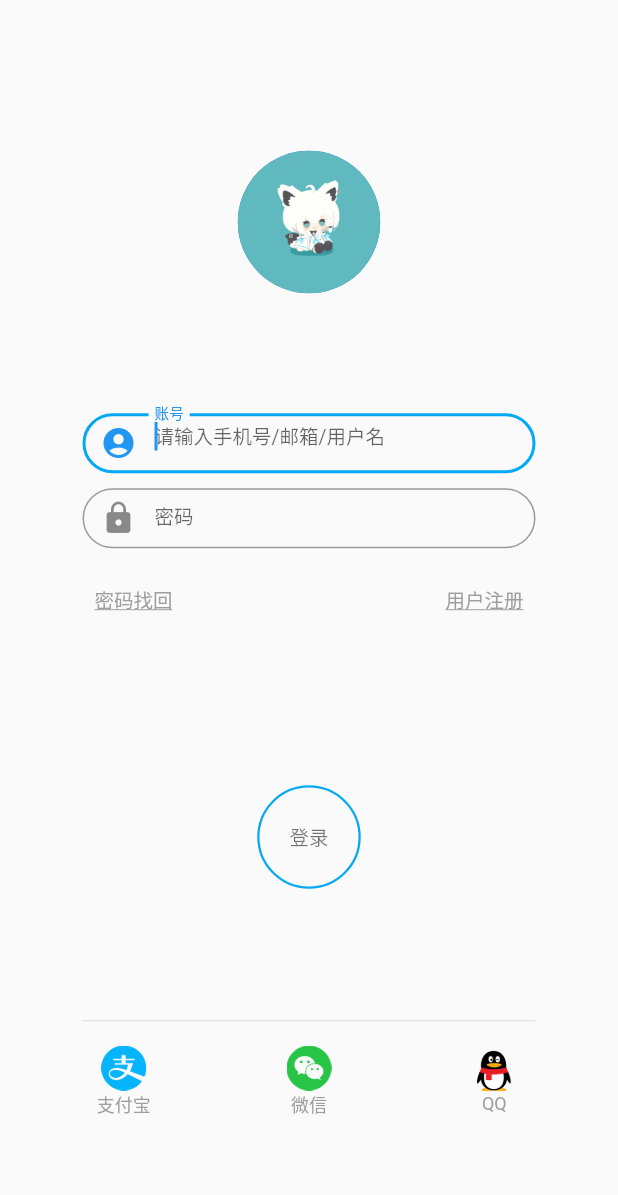
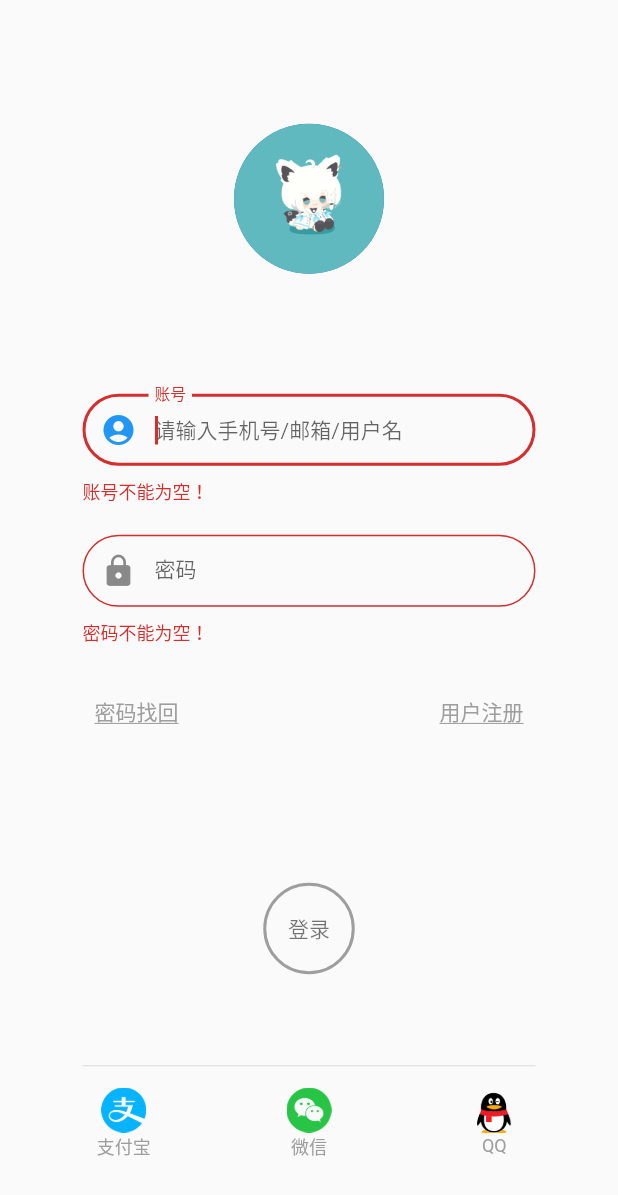
Before and after one commit to shiramashiro/qingyou_mobile, a Flutter app: the screen it shows after launch, after a tap on "登录", on a phone screen of 412 x 824 dp. Shown: the top 1195 px of the screen. Run offline on Flutter 3.47's test engine with Material 2 defaults, Android fonts, the phone set to English and light mode, and no system bars; our stand-ins replace dio.

Commit message:
表单验证还有账号验证功能未完成

```diff
--- a/lib/components/qy_input.dart
+++ /dev/null
@@ -1,75 +0,0 @@
-import 'package:flutter/material.dart';
-
-class QYInput extends StatefulWidget {
-  /// [minLines] 最大行数
-  final int minLines;
-
-  /// [labelText] 输入框标签文本
-  final String? labelText;
-
-  /// [hintText] 输入框提示文本
-  final String? hintText;
-
-  /// [radius] 输入框圆角半径
-  final double radius;
-
-  /// [themeColor] 输入框的主题颜色
-  final Color themeColor;
-
-  /// [autoFocus] 是否自动聚焦到输入框
-  final bool autoFocus;
-
-  /// [prefixIcon] 输入框前缀图标
-  final IconData prefixIcon;
-
-  /// [obscureText] 是否开启模糊文本
-  final bool obscureText;
-
-  /// [fontSize] 字体大小
-  final double fontSize;
-
-  const QYInput({
-    Key? key,
-    required this.prefixIcon,
-    this.fontSize = 13,
-    this.obscureText = false,
-    this.minLines = 1,
-    this.labelText,
-    this.hintText,
-    this.radius = 50.0,
-    this.themeColor = Colors.lightBlue,
-    this.autoFocus = false,
-  }) : super(key: key);
-
-  @override
-  _QYInputState createState() => _QYInputState();
-}
-
-class _QYInputState extends State<QYInput> {
-  @override
-  Widget build(BuildContext context) {
-    return TextField(
-      obscureText: widget.obscureText,
-      minLines: widget.minLines,
-      autofocus: widget.autoFocus,
-      keyboardType: TextInputType.text,
-      decoration: InputDecoration(
-        labelStyle: TextStyle(fontSize: widget.fontSize),
-        hintStyle: TextStyle(fontSize: widget.fontSize),
-        labelText: widget.labelText,
-        hintText: widget.hintText,
-        prefixIcon: Icon(widget.prefixIcon),
-        border: OutlineInputBorder(
-          borderRadius: BorderRadius.all(Radius.circular(widget.radius)),
-        ),
-        focusedBorder: OutlineInputBorder(
-          borderRadius: BorderRadius.all(Radius.circular(widget.radius)),
-          borderSide: BorderSide(
-            color: widget.themeColor,
-            width: 2.0,
-          ),
-        ),
-      ),
-    );
-  }
-}
--- a/lib/pages/login_page.dart
+++ b/lib/pages/login_page.dart
@@ -1,5 +1,5 @@
+import 'package:dio/dio.dart';
 import 'package:flutter/material.dart';
-import 'package:qingyuo_mobile/components/qy_input.dart';
 
 class LoginPage extends StatefulWidget {
   const LoginPage({Key? key}) : super(key: key);
@@ -9,11 +9,14 @@ class LoginPage extends StatefulWidget {
 }
 
 class _LoginPageState extends State<LoginPage> {
-  double left = 55;
-  double right = 55;
-  double fontSize = 12;
+  double marginLeft = 55;
+  double marginRight = 55;
+  double inputHeight = 50;
+  double fastLogInFontSize = 12;
+  double textFiledFontSize = 14;
+  MainAxisAlignment center = MainAxisAlignment.center;
   MainAxisAlignment spaceBetween = MainAxisAlignment.spaceBetween;
-  MainAxisAlignment center = MainAxisAlignment.center;
+  GlobalKey formKey = GlobalKey<FormState>();
 
   @override
   Widget build(BuildContext context) {
@@ -23,41 +26,101 @@ class _LoginPageState extends State<LoginPage> {
         children: [
           /// 头像
           Container(
-            margin: EdgeInsets.fromLTRB(left, 30, right, 0),
-            width: 95,
-            height: 95,
+            margin: EdgeInsets.fromLTRB(marginLeft, 40, marginRight, 0),
+            width: 100,
+            height: 100,
             child: const CircleAvatar(
               backgroundImage: AssetImage("assets/images/95893409_p0.jpg"),
             ),
           ),
 
+          /// 表单
+          Form(
+            key: formKey,
+            child: Column(
+              children: [
                 /// 账号输入框
                 Container(
-            margin: EdgeInsets.fromLTRB(left, 80, right, 10),
-            height: 40,
-            child: const QYInput(
-              autoFocus: true,
-              prefixIcon: Icons.account_circle,
-              labelText: "账号",
-              hintText: "请输入手机号/邮箱/用户名",
+                  margin: EdgeInsets.fromLTRB(marginLeft, 80, marginRight, 20),
+                  child: TextFormField(
+                    validator: (e) {
+                      bool isPhone = RegExp(r"1[3|4|5|7|8][0-9]\d{4,8}$").hasMatch(e!);
+                      bool isEmail = RegExp(r"[A-Za-z0-9\u4e00-\u9fa5]+").hasMatch(e);
+                      if (e.isEmpty) {
+                        return "账号不能为空！";
+                      } else if (RegExp(r"\s+\b|\b\s").hasMatch(e)) {
+                        return "账号不能包含空格！";
+                      } else if (!isPhone) {
+                        return "账号必须是正确的手机号！";
+                      } else if (!isEmail) {
+                        return "账号必须是正确的邮箱！";
+                      }
+                    },
+                    autofocus: true,
+                    minLines: 1,
+                    decoration: InputDecoration(
+                      contentPadding: const EdgeInsets.symmetric(),
+                      labelStyle: TextStyle(fontSize: textFiledFontSize),
+                      hintStyle: TextStyle(fontSize: textFiledFontSize),
+                      labelText: '账号',
+                      hintText: '请输入手机号/邮箱/用户名',
+                      prefixIcon: const Icon(Icons.account_circle),
+                      border: const OutlineInputBorder(
+                        borderRadius: BorderRadius.all(Radius.circular(50)),
+                      ),
+                      focusedBorder: const OutlineInputBorder(
+                        borderRadius: BorderRadius.all(Radius.circular(50)),
+                        borderSide: BorderSide(
+                          color: Colors.lightBlue,
+                          width: 2.0,
+                        ),
+                      ),
+                    ),
                   ),
                 ),
 
                 /// 密码输入框
                 Container(
-            margin: EdgeInsets.fromLTRB(left, 0, right, 10),
-            height: 40,
-            child: const QYInput(
+                  margin: EdgeInsets.fromLTRB(marginLeft, 0, marginRight, 20),
+                  child: TextFormField(
+                    validator: (e) {
+                      String? msg;
+                      if (e!.isEmpty) {
+                        msg = "密码不能为空！";
+                      } else if (e.characters.length <= 6) {
+                        msg = "密码必须大于6位字符！";
+                      } else if (RegExp(r"\s+\b|\b\s").hasMatch(e)) {
+                        msg = "密码不能包含空格！";
+                      }
+                      return msg;
+                    },
                     obscureText: true,
-              prefixIcon: Icons.lock,
-              labelText: "密码",
-              hintText: "请输入账号密码",
+                    minLines: 1,
+                    keyboardType: TextInputType.text,
+                    decoration: InputDecoration(
+                      contentPadding: const EdgeInsets.symmetric(),
+                      labelStyle: TextStyle(fontSize: textFiledFontSize),
+                      hintStyle: TextStyle(fontSize: textFiledFontSize),
+                      labelText: '密码',
+                      hintText: '请输入账号密码',
+                      prefixIcon: const Icon(Icons.lock),
+                      border: const OutlineInputBorder(
+                        borderRadius: BorderRadius.all(Radius.circular(50)),
+                      ),
+                      focusedBorder: const OutlineInputBorder(
+                        borderRadius: BorderRadius.all(Radius.circular(50)),
+                        borderSide: BorderSide(
+                          color: Colors.lightBlue,
+                          width: 2.0,
+                        ),
+                      ),
+                    ),
                   ),
                 ),
 
                 /// 其他服务
                 Container(
-            margin: EdgeInsets.fromLTRB(left, 0, right, 100),
+                  margin: EdgeInsets.fromLTRB(marginLeft, 0, marginRight, 90),
                   child: Row(
                     mainAxisAlignment: MainAxisAlignment.spaceBetween,
                     children: [
@@ -67,7 +130,7 @@ class _LoginPageState extends State<LoginPage> {
                           '密码找回',
                           style: TextStyle(
                             color: Colors.grey,
-                      fontSize: 13,
+                            fontSize: 14,
                             decoration: TextDecoration.underline,
                           ),
                         ),
@@ -78,7 +141,7 @@ class _LoginPageState extends State<LoginPage> {
                           '用户注册',
                           style: TextStyle(
                             color: Colors.grey,
-                      fontSize: 13,
+                            fontSize: 14,
                             decoration: TextDecoration.underline,
                           ),
                         ),
@@ -89,32 +152,41 @@ class _LoginPageState extends State<LoginPage> {
 
                 /// 登录按钮
                 MaterialButton(
-            onPressed: () {},
-            padding: const EdgeInsets.all(25),
+                  onPressed: () async {
+                    if ((formKey.currentState as FormState).validate()) {
+                      print('success!');
+                    }
+                  },
+                  padding: const EdgeInsets.all(20),
                   shape: const CircleBorder(
                     side: BorderSide(
-                color: Colors.lightBlue,
-                width: 1.5,
+                      color: Colors.grey,
+                      width: 2,
                     ),
                   ),
                   child: const Text(
                     '登录',
                     style: TextStyle(
-                fontSize: 13,
+                      fontSize: 14,
                       color: Colors.black54,
                     ),
+                  ),
+                ),
+              ],
             ),
           ),
 
           /// 分割线
           Container(
-            margin: EdgeInsets.fromLTRB(left, 80, right, 0),
-            child: Divider(),
+            margin: EdgeInsets.fromLTRB(marginLeft, 60, marginRight, 0),
+            child: const Divider(
+              height: 2,
+            ),
           ),
 
           /// 快捷登录
           Container(
-            margin: EdgeInsets.fromLTRB(left, 5, right, 5),
+            margin: EdgeInsets.fromLTRB(marginLeft, 10, marginRight, 5),
             child: Row(
               mainAxisAlignment: spaceBetween,
               children: [
@@ -133,7 +205,7 @@ class _LoginPageState extends State<LoginPage> {
                         Text(
                           '支付宝',
                           style: TextStyle(
-                            fontSize: fontSize,
+                            fontSize: fastLogInFontSize,
                             color: Colors.grey,
                           ),
                         ),
@@ -156,7 +228,7 @@ class _LoginPageState extends State<LoginPage> {
                         Text(
                           '微信',
                           style: TextStyle(
-                            fontSize: fontSize,
+                            fontSize: fastLogInFontSize,
                             color: Colors.grey,
                           ),
                         ),
@@ -180,7 +252,7 @@ class _LoginPageState extends State<LoginPage> {
                         Text(
                           'QQ',
                           style: TextStyle(
-                            fontSize: fontSize,
+                            fontSize: fastLogInFontSize,
                             color: Colors.grey,
                           ),
                         ),
--- a/pubspec.yaml
+++ b/pubspec.yaml
@@ -29,6 +29,7 @@ environment:
 dependencies:
   flutter:
     sdk: flutter
+  dio: ^4.0.4
 
   # The following adds the Cupertino Icons font to your application.
   # Use with the CupertinoIcons class for iOS style icons.
```
Also changed, not shown: pubspec.lock. Lines whose indentation alone changed are shown as unchanged.
